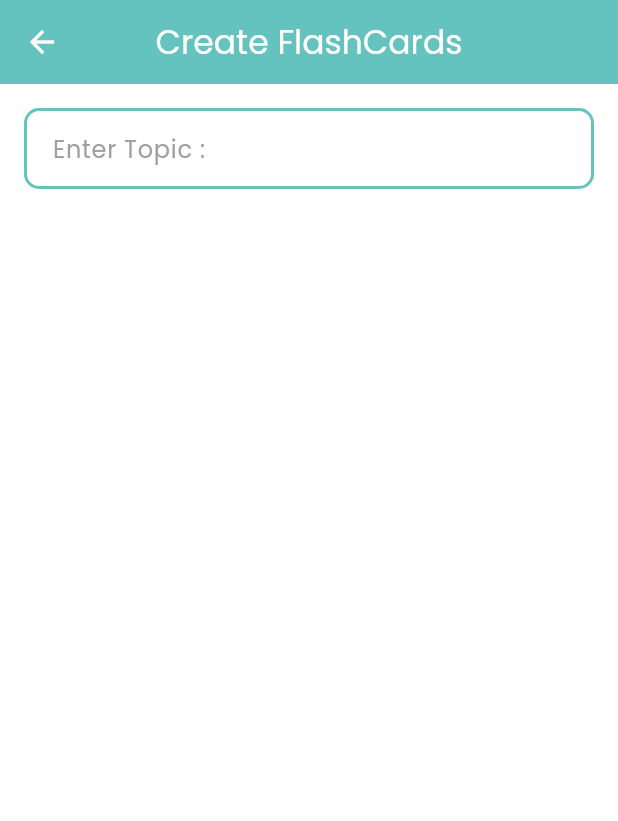
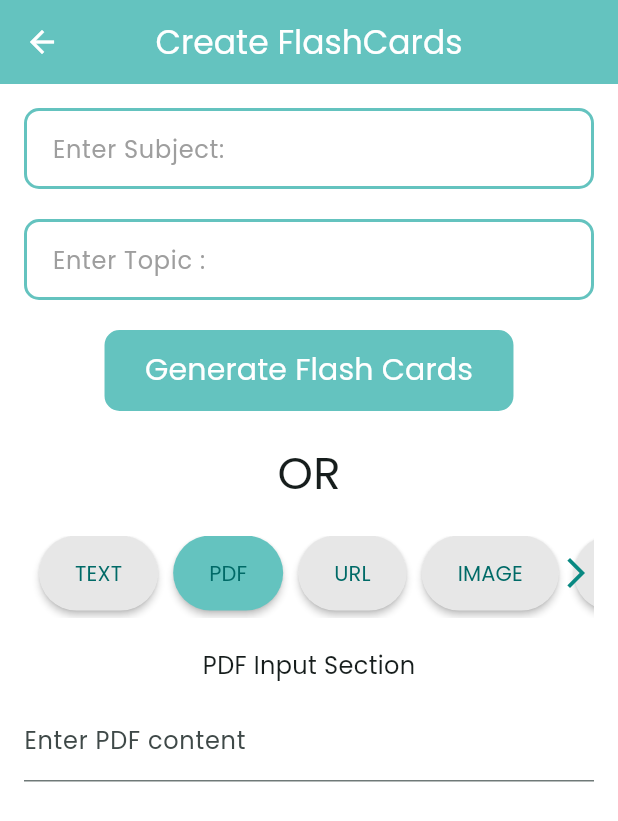
Before and after one commit to SauravHaldar04/ModaliQ, a Flutter app: the CreateFlashcardPage screen opened directly, on a phone screen of 412 x 824 dp. Shown: the top 821 px of the screen. Run offline on Flutter 3.47's test engine with Material 3 defaults, Android fonts, the phone set to English and light mode, and no system bars; our stand-ins replace cloud_firestore, dash_chat_2, dio, file_picker, firebase_auth, firebase_core and 8 more; missing offline and left inert: flutter_pdfview; accounts and stored records are empty.

Commit message:
Updating create flashcards

```diff
--- a/lib/flashcards/create_flashcard_page.dart
+++ b/lib/flashcards/create_flashcard_page.dart
@@ -1,8 +1,10 @@
+import 'package:datahack/core/theme/app_pallete.dart';
+import 'package:datahack/core/widgets/project_button.dart';
 import 'package:datahack/core/widgets/project_textfield.dart';
 import 'package:flutter/material.dart';
 
 class CreateFlashcardPage extends StatefulWidget {
-  const CreateFlashcardPage({super.key});
+  const CreateFlashcardPage({Key? key}) : super(key: key);
 
   @override
   State<CreateFlashcardPage> createState() => _CreateFlashcardPageState();
@@ -10,6 +12,9 @@ class CreateFlashcardPage extends StatefulWidget {
 
 class _CreateFlashcardPageState extends State<CreateFlashcardPage> {
   TextEditingController topicController = TextEditingController();
+  TextEditingController subjectController = TextEditingController();
+  String selectedInputType = 'pdf'; // Default selected input type
+
   @override
   Widget build(BuildContext context) {
     return Scaffold(
@@ -24,10 +29,230 @@ class _CreateFlashcardPageState extends State<CreateFlashcardPage> {
         child: Column(
           children: [
             ProjectTextfield(
-                text: "Enter Topic :", controller: topicController),
+              text: "Enter Subject:",
+              controller: subjectController,
+            ),
+            SizedBox(height: 20),
+            ProjectTextfield(
+              text: "Enter Topic :",
+              controller: topicController,
+            ),
+            SizedBox(height: 20),
+            ProjectButton(
+              text: "Generate Flash Cards",
+              onPressed: () {},
+            ),
+            SizedBox(height: 20),
+            Text(
+              "OR",
+              style: TextStyle(
+                fontSize: 30,
+              ),
+            ),
+            SizedBox(height: 20),
+            Stack(
+              children: [
+                SizedBox(width: 10),
+                SingleChildScrollView(
+                  scrollDirection: Axis.horizontal,
+                  child: Row(
+                    children: [
+                      SizedBox(width: 10),
+                      buildInputTypeButton('text'),
+                      SizedBox(width: 10),
+                      buildInputTypeButton('pdf'),
+                      SizedBox(width: 10),
+                      buildInputTypeButton('url'),
+                      SizedBox(width: 10),
+                      buildInputTypeButton('image'),
+                      SizedBox(width: 10),
+                      buildInputTypeButton('video'),
+                      SizedBox(width: 10),
+                      buildInputTypeButton('audio'),
+                      SizedBox(width: 10),
+                      buildInputTypeButton('ppt'),
+                    ],
+                  ),
+                ),
+                Positioned(
+                  right: 0,
+                  bottom: 18, // Set the right property to 0
+                  child: Icon(
+                    Icons.arrow_forward_ios,
+                    color: const Color.fromARGB(255, 9, 137, 130),
+                  ),
+                ),
+              ],
+            ),
+            SizedBox(height: 20),
+            buildInputTypeSection(),
           ],
         ),
       ),
     );
   }
+
+  Widget buildInputTypeButton(String inputType) {
+    return Column(
+      children: [
+        SizedBox(
+          height: 50,
+          child: ElevatedButton(
+            onPressed: () {
+              setState(() {
+                selectedInputType = inputType;
+              });
+            },
+            child: Text(inputType.toUpperCase()),
+            style: ElevatedButton.styleFrom(
+              elevation: 2,
+              backgroundColor: selectedInputType == inputType
+                  ? Pallete.primaryColor
+                  : const Color.fromARGB(255, 231, 231, 231),
+            ),
+          ),
+        ),
+        SizedBox(height: 5),
+      ],
+    );
+  }
+
+  Widget buildInputTypeSection() {
+    switch (selectedInputType) {
+      case 'pdf':
+        return buildPdfInputSection();
+      case 'url':
+        return buildUrlInputSection();
+      case 'image':
+        return buildImageInputSection();
+      case 'video':
+        return buildVideoInputSection();
+      case 'audio':
+        return buildAudioInputSection();
+      case 'ppt':
+        return buildPptInputSection();
+      case 'text':
+        return buildTextInputSection();
+      default:
+        return Container();
+    }
+  }
+
+
+  // ... existing code ...
+
+  Widget buildPdfInputSection() {
+    return Container(
+      child: Column(
+        children: [
+          Text(
+            'PDF Input Section',
+            style: TextStyle(fontSize: 16),
+          ),
+          SizedBox(height: 10),
+          TextField(
+            decoration: InputDecoration(
+              labelText: 'Enter PDF content',
+            ),
+          ),
+        ],
+      ),
+    );
+  }
+
+  Widget buildUrlInputSection() {
+    return Container(
+      child: Column(
+        children: [
+          Text(
+            'URL Input Section',
+            style: TextStyle(fontSize: 16),
+          ),
+          SizedBox(height: 10),
+          TextField(
+            decoration: InputDecoration(
+              labelText: 'Enter URL',
+            ),
+          ),
+        ],
+      ),
+    );
+  }
+
+  Widget buildImageInputSection() {
+    return Container(
+      child: Column(
+        children: [
+          Text(
+            'Image Input Section',
+            style: TextStyle(fontSize: 16),
+          ),
+          SizedBox(height: 10),
+          // Add your custom image picker widget here
+        ],
+      ),
+    );
+  }
+
+  Widget buildVideoInputSection() {
+    return Container(
+      child: Column(
+        children: [
+          Text(
+            'Video Input Section',
+            style: TextStyle(fontSize: 16),
+          ),
+          SizedBox(height: 10),
+          // Add your custom video player widget here
+        ],
+      ),
+    );
+  }
+
+  Widget buildAudioInputSection() {
+    return Container(
+      child: Column(
+        children: [
+          Text(
+            'Audio Input Section',
+            style: TextStyle(fontSize: 16),
+          ),
+          SizedBox(height: 10),
+          // Add your custom audio recorder and waveform widget here
+        ],
+      ),
+    );
+  }
+
+  Widget buildPptInputSection() {
+    return Container(
+      child: Column(
+        children: [
+          Text(
+            'PPT Input Section',
+            style: TextStyle(fontSize: 16),
+          ),
+          SizedBox(height: 10),
+          // Add your custom PPT viewer widget here
+        ],
+      ),
+    );
+  }
+
+  Widget buildTextInputSection() {
+    return Container(
+      child: Column(
+        children: [
+          Text(
+            'Text Input Section',
+            style: TextStyle(fontSize: 16),
+          ),
+          SizedBox(height: 10),
+          // Add your custom text editor widget here
+        ],
+      ),
+    );
+  }
+
+  // ... remaining code ...
 }
--- a/lib/main.dart
+++ b/lib/main.dart
@@ -38,6 +38,7 @@ class MyApp extends StatelessWidget {
   Widget build(BuildContext context) {
     // Use a separate widget to initialize the AuthBloc
     return MaterialApp(
+      debugShowCheckedModeBanner: false,
       title: '',
       theme: AppTheme.appTheme,
       home: const AppInitializer(),
--- a/pubspec.yaml
+++ b/pubspec.yaml
@@ -52,6 +52,7 @@ dependencies:
   dio: ^5.7.0
   dash_chat_2: ^0.0.21
   syncfusion_flutter_charts: ^27.1.53
+  flutter_flip_card: ^0.0.6
 
 dev_dependencies:
   flutter_test:
```
Also changed, not shown: pubspec.lock.
